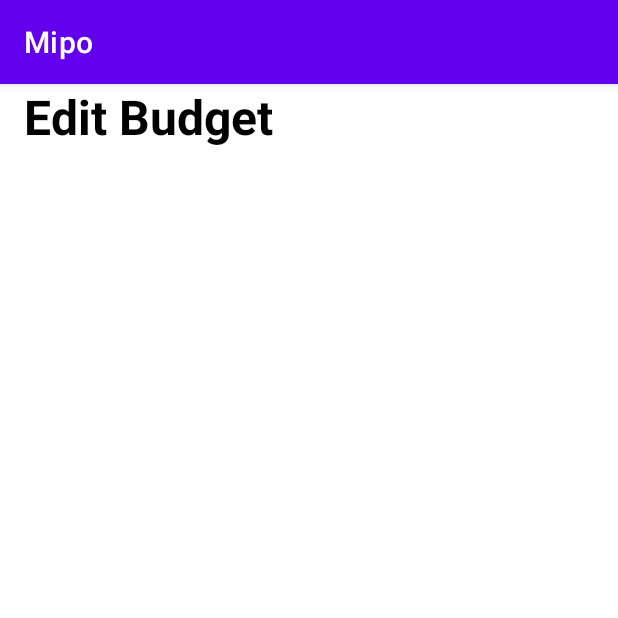
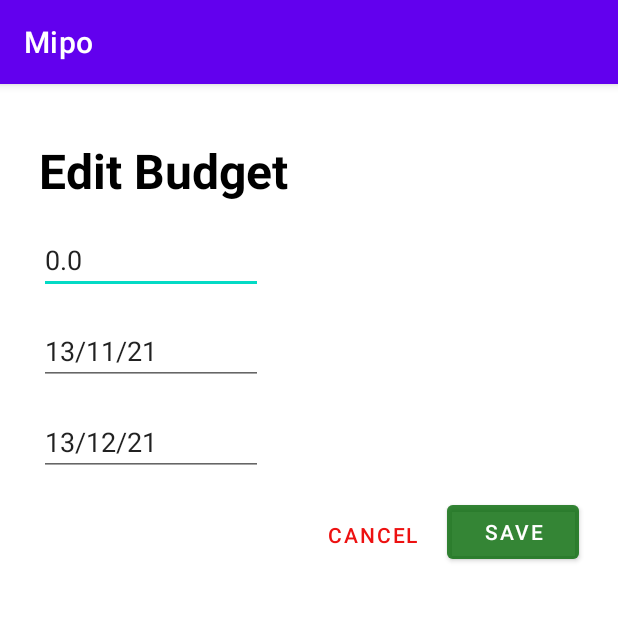
Before and after one commit to Hardik-hi/Mipo, an Android app: the SetSessionParams screen opened directly, with no data from a screen before it, on a phone screen of 412 x 824 dp, the top half of it. Run offline under Robolectric (Android 15) with nearby library versions, the phone set to English and light mode, and no system bars.

```diff
--- a/app/src/main/java/com/example/mipo/AddExpense.java
+++ b/app/src/main/java/com/example/mipo/AddExpense.java
@@ -184,6 +184,8 @@ public class AddExpense extends BottomSheetDialogFragment {
         newExpenseSaveButton.setOnClickListener(new View.OnClickListener() {
             @Override
             public void onClick(View v) {
+                //id of expense
+                int id=Integer.parseInt(bundle.getString("id"));
 
                 //amount of expense
                 double amount=-1.0;
--- a/app/src/main/java/com/example/mipo/CircularProgressBar.java
+++ b/app/src/main/java/com/example/mipo/CircularProgressBar.java
@@ -23,7 +23,7 @@ public class CircularProgressBar extends View {
     private int mMaxProgress = 100;             // Max progress to use
     private boolean mDrawText = true;           // Set to true if progress text should be drawn
     private boolean mRoundedCorners = true;     // Set to true if rounded corners should be applied to outline ends
-    private int mProgressColor = Color.BLACK;   // Outline color
+    private int mProgressColor = Color.BLUE;   // Outline color
     private int mTextColor = Color.BLACK;       // Progress text color
 
     private final Paint mPaint;                 // Allocate paint outside onDraw to avoid unnecessary object creation
@@ -74,7 +74,7 @@ public class CircularProgressBar extends View {
     private void drawText(Canvas canvas) {
         mPaint.setTextSize(Math.min(mViewWidth, mViewHeight) / 5f);
         mPaint.setTextAlign(Paint.Align.CENTER);
-        mPaint.setStrokeWidth(0);
+        mPaint.setStrokeWidth(9);
         mPaint.setColor(mTextColor);
 
         // Center text
--- a/app/src/main/java/com/example/mipo/SetSessionParams.java
+++ b/app/src/main/java/com/example/mipo/SetSessionParams.java
@@ -2,13 +2,91 @@ package com.example.mipo;
 
 import androidx.appcompat.app.AppCompatActivity;
 
+import android.app.DatePickerDialog;
+import android.content.Intent;
+import android.content.SharedPreferences;
 import android.os.Bundle;
+import android.view.View;
+import android.widget.Button;
+import android.widget.DatePicker;
+import android.widget.EditText;
+import android.widget.Toast;
+
+import java.util.Calendar;
 
 public class SetSessionParams extends AppCompatActivity {
-
+    EditText budget,startDate,endDate;
+    Button saveButton,cancelButton;
     @Override
     protected void onCreate(Bundle savedInstanceState) {
         super.onCreate(savedInstanceState);
         setContentView(R.layout.activity_set_session_params);
+
+        budget = (EditText) findViewById(R.id.sessionParamsBudget);
+        startDate = (EditText) findViewById(R.id.sessionParamsStartDate);
+        endDate = (EditText) findViewById(R.id.sessionParamsEndDate);
+        saveButton = (Button) findViewById(R.id.saveButton);
+
+        //extracting from shared pref
+        SharedPreferences sh = getSharedPreferences("MySharedPref", MODE_PRIVATE);
+
+        Float s1 = sh.getFloat("budget", 0);
+        String startDateVal=sh.getString("start","13/11/21");
+        String endDateVal=sh.getString("end","13/12/21");
+
+        // Setting the fetched data in the EditTexts
+        budget.setText(String.valueOf(s1));
+        startDate.setText(startDateVal);
+        endDate.setText(endDateVal);
+
+        //setting the date
+        setDateField(startDate);
+        setDateField(endDate);
+
+        saveButton.setOnClickListener(view -> {
+
+            SharedPreferences sharedPreferences = getSharedPreferences("MySharedPref", MODE_PRIVATE);
+            SharedPreferences.Editor myEdit = sharedPreferences.edit();
+
+            // write all the data entered by the user in SharedPreference and apply
+            myEdit.putFloat("budget", Float.parseFloat(budget.getText().toString()));
+            myEdit.putString("start", startDate.getText().toString());
+            myEdit.putString("end", endDate.getText().toString());
+            myEdit.apply();
+
+            Toast msg = Toast.makeText(getBaseContext(),"Budget set successfully",Toast.LENGTH_LONG);
+            msg.show();
+
+            finish();
+        });
+
+
+
+
+    }
+
+    public void setDateField(EditText eText){
+
+        final DatePickerDialog[] picker = new DatePickerDialog[1];
+        eText.setOnClickListener(new View.OnClickListener() {
+            @Override
+            public void onClick(View v) {
+                final Calendar cldr = Calendar.getInstance();
+                int day = cldr.get(Calendar.DAY_OF_MONTH);
+                int month = cldr.get(Calendar.MONTH);
+                int year = cldr.get(Calendar.YEAR);
+                // date picker dialog
+                picker[0] = new DatePickerDialog(SetSessionParams.this,
+                        new DatePickerDialog.OnDateSetListener() {
+                            @Override
+                            public void onDateSet(DatePicker view, int year, int monthOfYear, int dayOfMonth) {
+                                eText.setText(dayOfMonth + "/" + (monthOfYear + 1) + "/" + year);
+                            }
+                        }, year, month, day);
+                picker[0].show();
+            }
+        });
+
+
     }
 }
--- a/app/src/main/res/layout/activity_set_session_params.xml
+++ b/app/src/main/res/layout/activity_set_session_params.xml
@@ -1,23 +1,88 @@
 <?xml version="1.0" encoding="utf-8"?>
-<androidx.constraintlayout.widget.ConstraintLayout xmlns:android="http://schemas.android.com/apk/res/android"
-    xmlns:app="http://schemas.android.com/apk/res-auto"
-    xmlns:tools="http://schemas.android.com/tools"
+<RelativeLayout xmlns:android="http://schemas.android.com/apk/res/android"
     android:layout_width="match_parent"
-    android:layout_height="match_parent"
-    tools:context=".SetSessionParams">
+    android:layout_height="wrap_content"
+    android:padding="16dp">
+
 
     <TextView
         android:id="@+id/sessionParamsTitle"
         android:layout_width="wrap_content"
         android:layout_height="wrap_content"
-        android:layout_marginStart="16dp"
+        android:layout_marginStart="10dp"
         android:text="Edit Budget"
-        android:textAlignment="viewStart"
-
-        android:textColor="#000000"
+        android:textColor="@android:color/black"
+        android:layout_marginTop="20dp"
         android:textSize="32sp"
         android:textStyle="bold"
-        app:layout_constraintStart_toStartOf="parent"
-        tools:layout_editor_absoluteY="28dp" />
+        />
 
-</androidx.constraintlayout.widget.ConstraintLayout>
+    <EditText
+        android:id="@+id/sessionParamsBudget"
+        android:layout_width="wrap_content"
+        android:layout_height="wrap_content"
+        android:layout_marginStart="10dp"
+        android:ems="7"
+        android:layout_marginTop="15dp"
+        android:layout_below="@id/sessionParamsTitle"
+        android:hint="enter budget"
+        android:inputType="numberDecimal"
+        android:textSize="18sp"
+         />
+
+    <EditText
+        android:id="@+id/sessionParamsStartDate"
+        android:layout_width="wrap_content"
+        android:layout_height="wrap_content"
+        android:layout_below="@id/sessionParamsBudget"
+        android:layout_marginStart="10dp"
+        android:layout_marginTop="15dp"
+        android:ems="7"
+        android:clickable="false"
+        android:cursorVisible="false"
+        android:focusable="false"
+        android:hint="start date"
+        android:inputType="date" />
+
+    <EditText
+        android:id="@+id/sessionParamsEndDate"
+        android:layout_width="wrap_content"
+        android:layout_height="wrap_content"
+        android:layout_below="@id/sessionParamsStartDate"
+        android:layout_marginStart="10dp"
+        android:ems="7"
+        android:clickable="false"
+        android:cursorVisible="false"
+        android:focusable="false"
+        android:layout_marginTop="15dp"
+        android:hint="end date"
+        android:inputType="date"
+         />
+
+    <Button
+        android:id="@+id/saveButton"
+        android:layout_width="wrap_content"
+        android:layout_height="wrap_content"
+        android:layout_alignParentEnd="true"
+        android:layout_marginTop="13dp"
+        android:layout_marginEnd="10dp"
+        android:layout_below="@id/sessionParamsEndDate"
+        android:backgroundTint="#94096C0B"
+        android:text="Save"
+         />
+
+    <Button
+        android:id="@+id/cancelButton"
+        android:layout_width="96dp"
+        android:layout_height="51dp"
+        android:layout_marginTop="13dp"
+        android:text="Cancel"
+        android:layout_alignParentEnd="true"
+        android:layout_marginEnd="100dp"
+
+        android:background="@android:color/transparent"
+        android:textColor="#ED1111"
+        android:layout_below="@id/sessionParamsEndDate"
+         />
+
+</RelativeLayout>
```
Also changed, not shown: app/src/main/java/com/example/mipo/MainActivity.java (+72 -4 lines), app/src/main/res/layout/activity_add_expense.xml (+5 -6 lines), app/src/main/res/layout/activity_main.xml (+13 -11 lines).
